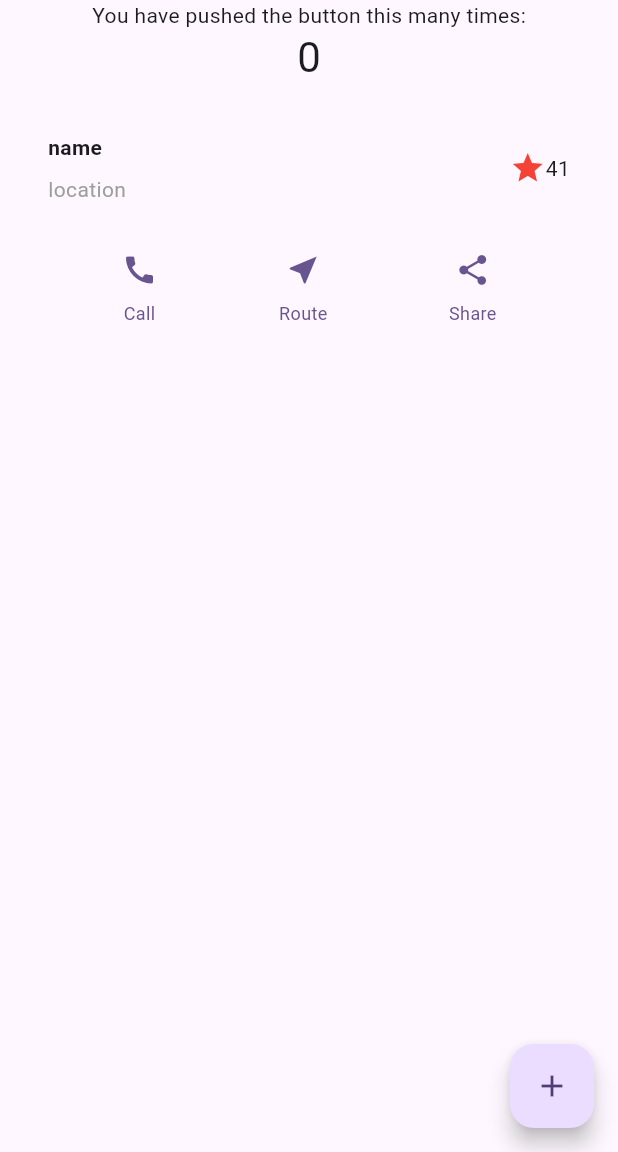
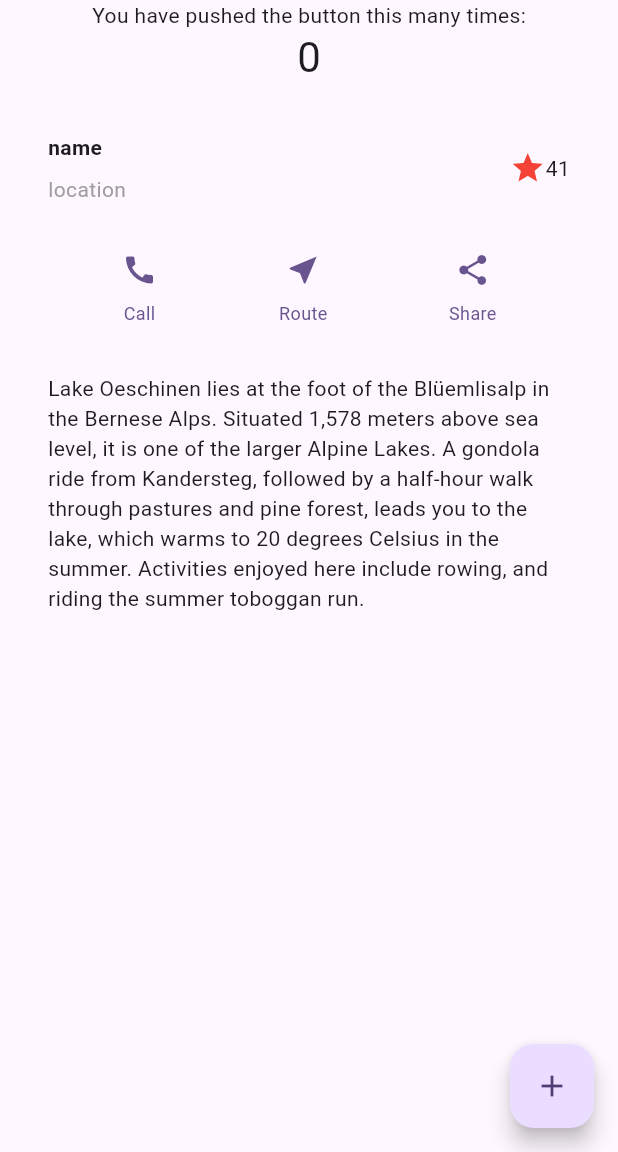
Before and after one commit to lotus0602/flutter_example, a Flutter app: the screen it shows after launch, on a phone screen of 412 x 824 dp, the part 84-1236 px from its top. Run offline on Flutter 3.47's test engine with Material 3 defaults, Android fonts, the phone set to English and light mode, and no system bars.

Commit message:
TextSection 추가

```diff
--- /dev/null
+++ b/lib/TextSection.dart
@@ -0,0 +1,18 @@
+import 'package:flutter/material.dart';
+
+class TextSection extends StatelessWidget {
+  const TextSection({super.key, required this.description});
+
+  final String description;
+
+  @override
+  Widget build(BuildContext context) {
+    return Padding(
+      padding: const EdgeInsets.all(32),
+      child: Text(
+        description,
+        softWrap: true,
+      ),
+    );
+  }
+}
--- a/lib/main.dart
+++ b/lib/main.dart
@@ -1,5 +1,6 @@
 import 'package:flutter/material.dart';
 import 'package:flutter_example/ButtonSection.dart';
+import 'package:flutter_example/TextSection.dart';
 import 'package:flutter_example/TitleSection.dart';
 
 void main() {
@@ -115,7 +116,17 @@ class _MyHomePageState extends State<MyHomePage> {
               style: Theme.of(context).textTheme.headlineMedium,
             ),
             const TitleSection(name: "name", location: "location"),
-            const ButtonSection()
+            const ButtonSection(),
+            const TextSection(
+              description:
+                  'Lake Oeschinen lies at the foot of the Blüemlisalp in the '
+                  'Bernese Alps. Situated 1,578 meters above sea level, it '
+                  'is one of the larger Alpine Lakes. A gondola ride from '
+                  'Kandersteg, followed by a half-hour walk through pastures '
+                  'and pine forest, leads you to the lake, which warms to 20 '
+                  'degrees Celsius in the summer. Activities enjoyed here '
+                  'include rowing, and riding the summer toboggan run.',
+            )
           ],
         ),
       ),
```
